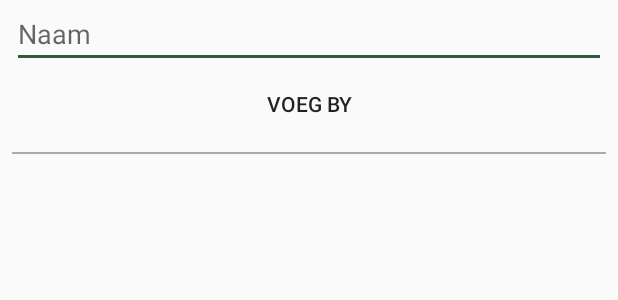
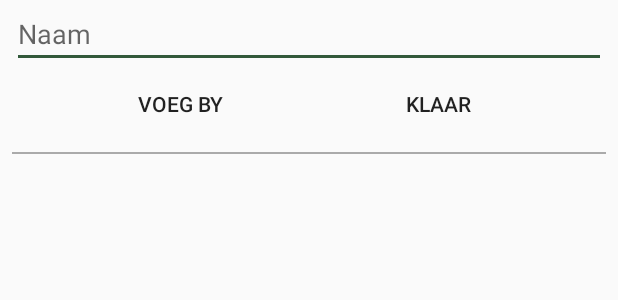
Before and after one commit to cgouws/veldopname, an Android app: the layout add_dialog.xml on its own in the app's theme, with its tools: preview values and no code run, on a phone screen of 412 x 824 dp. Shown: the top 300 px of the screen. Run offline under Robolectric (Android 15) with nearby library versions, the phone set to English and light mode, and no system bars.

```diff
--- a/app/build.gradle
+++ b/app/build.gradle
@@ -6,8 +6,8 @@ android {
         applicationId "com.chalansoftware.veldopname"
         minSdkVersion 22
         targetSdkVersion 26
-        versionCode 1
-        versionName "1.0"
+        versionCode 2
+        versionName "1.1"
         testInstrumentationRunner "android.support.test.runner.AndroidJUnitRunner"
     }
     buildTypes {
--- a/app/src/main/res/layout/add_dialog.xml
+++ b/app/src/main/res/layout/add_dialog.xml
@@ -3,10 +3,10 @@
 	xmlns:android="http://schemas.android.com/apk/res/android"
 	xmlns:app="http://schemas.android.com/apk/res-auto"
 	xmlns:tools="http://schemas.android.com/tools"
+	android:id="@+id/add_dialog_fragment"
 	android:layout_width="match_parent"
 	android:layout_height="match_parent"
-	tools:layout_editor_absoluteY="81dp"
-	android:id="@+id/add_dialog_fragment">
+	tools:layout_editor_absoluteY="81dp">
 
 	<EditText
 		android:id="@+id/add_point_edittext"
@@ -22,6 +22,19 @@
 		app:layout_constraintTop_toTopOf="parent"/>
 
 	<Button
+		android:id="@+id/finished_button"
+		style="@style/Widget.AppCompat.Button.Borderless"
+		android:layout_width="wrap_content"
+		android:layout_height="wrap_content"
+		android:layout_marginEnd="8dp"
+		android:layout_marginStart="8dp"
+		android:text="Klaar"
+		app:layout_constraintEnd_toEndOf="parent"
+		app:layout_constraintHorizontal_bias="0.5"
+		app:layout_constraintStart_toEndOf="@+id/add_point_button"
+		app:layout_constraintTop_toTopOf="@+id/add_point_button"/>
+
+	<Button
 		android:id="@+id/add_point_button"
 		style="@style/Widget.AppCompat.Button.Borderless"
 		android:layout_width="wrap_content"
@@ -30,6 +43,8 @@
 		android:layout_marginStart="8dp"
 		android:text="Voeg By"
 		app:layout_constraintEnd_toEndOf="parent"
+		app:layout_constraintEnd_toStartOf="@+id/finished_button"
+		app:layout_constraintHorizontal_bias="0.5"
 		app:layout_constraintStart_toStartOf="parent"
 		app:layout_constraintTop_toBottomOf="@+id/add_point_edittext"/>
 
--- a/app/src/main/res/values/strings.xml
+++ b/app/src/main/res/values/strings.xml
@@ -7,4 +7,5 @@
 	<string name="action_settings">Settings</string>
 	<string name="bereken_persentasie">Bereken persentasie</string>
 	<string name="persentasie_resultaat">Persentasie-resultate:</string>
+	<string name="voeg_by">Voeg By</string>
 </resources>
```
Also changed, not shown: app/src/main/java/com/chalansoftware/veldopname/DialogAdd.java (renamed from app/src/main/java/com/chalansoftware/veldopname/AddDialogFragment.java, +12 -12 lines), app/src/main/java/com/chalansoftware/veldopname/MainActivity.java (+7 -2 lines), app/src/main/res/layout/fragment_pointpercentage.xml (+16 -4 lines), app/src/main/res/layout/recyclerview_list_item.xml (+7 -6 lines), app/src/main/res/menu/main.xml (+11 -4 lines).
